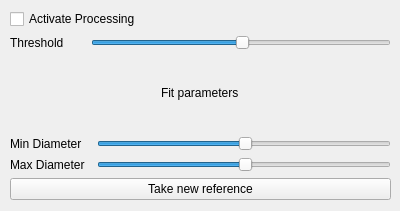
First picture: the form in interferoplugindialog.ui, repository SamDehaeck/GigaViewer, before the edit.
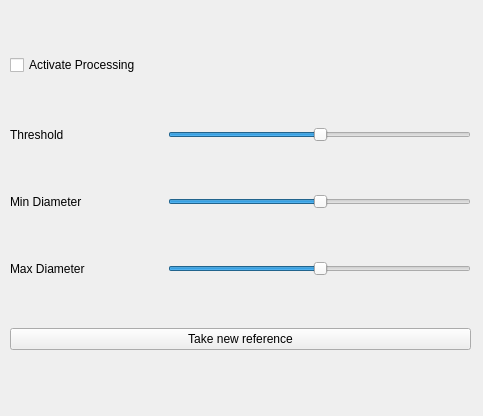
Second picture: the form after the edit.

Diff of the .ui file:
```diff
--- a/interferoplugindialog.ui
+++ b/interferoplugindialog.ui
@@ -6,8 +6,8 @@
    <rect>
     <x>0</x>
     <y>0</y>
-    <width>400</width>
-    <height>211</height>
+    <width>483</width>
+    <height>416</height>
    </rect>
   </property>
   <property name="windowTitle">
@@ -21,18 +21,11 @@
     <rect>
      <x>10</x>
      <y>9</y>
-     <width>381</width>
-     <height>191</height>
+     <width>461</width>
+     <height>391</height>
     </rect>
    </property>
    <layout class="QGridLayout" name="gridLayout">
-    <item row="4" column="0">
-     <widget class="QLabel" name="label_4">
-      <property name="text">
-       <string>Max Diameter</string>
-      </property>
-     </widget>
-    </item>
     <item row="0" column="0" colspan="3">
      <widget class="QCheckBox" name="activateBox">
       <property name="text">
@@ -47,15 +40,8 @@
       </property>
      </widget>
     </item>
-    <item row="2" column="0" colspan="3" alignment="Qt::AlignHCenter">
-     <widget class="QLabel" name="label_2">
-      <property name="text">
-       <string>Fit parameters</string>
-      </property>
-     </widget>
-    </item>
-    <item row="3" column="2">
-     <widget class="QSlider" name="MinDiameter">
+    <item row="3" column="1" colspan="2">
+     <widget class="QSlider" name="MaxDiameter">
       <property name="value">
        <number>50</number>
       </property>
@@ -64,7 +50,7 @@
       </property>
      </widget>
     </item>
-    <item row="5" column="0" colspan="3">
+    <item row="4" column="0" colspan="3">
      <widget class="QPushButton" name="feedbackButton">
       <property name="focusPolicy">
        <enum>Qt::NoFocus</enum>
@@ -77,23 +63,23 @@
       </property>
      </widget>
     </item>
-    <item row="4" column="2">
-     <widget class="QSlider" name="MaxDiameter">
-      <property name="value">
-       <number>50</number>
-      </property>
-      <property name="orientation">
-       <enum>Qt::Horizontal</enum>
-      </property>
-     </widget>
-    </item>
-    <item row="3" column="0">
+    <item row="2" column="0">
      <widget class="QLabel" name="label_3">
       <property name="text">
        <string>Min Diameter</string>
       </property>
      </widget>
     </item>
+    <item row="2" column="1" colspan="2">
+     <widget class="QSlider" name="MinDiameter">
+      <property name="value">
+       <number>50</number>
+      </property>
+      <property name="orientation">
+       <enum>Qt::Horizontal</enum>
+      </property>
+     </widget>
+    </item>
     <item row="1" column="1" colspan="2">
      <widget class="QSlider" name="thresholdSlider">
       <property name="pageStep">
@@ -107,6 +93,13 @@
       </property>
      </widget>
     </item>
+    <item row="3" column="0">
+     <widget class="QLabel" name="label_4">
+      <property name="text">
+       <string>Max Diameter</string>
+      </property>
+     </widget>
+    </item>
    </layout>
   </widget>
  </widget>
```
